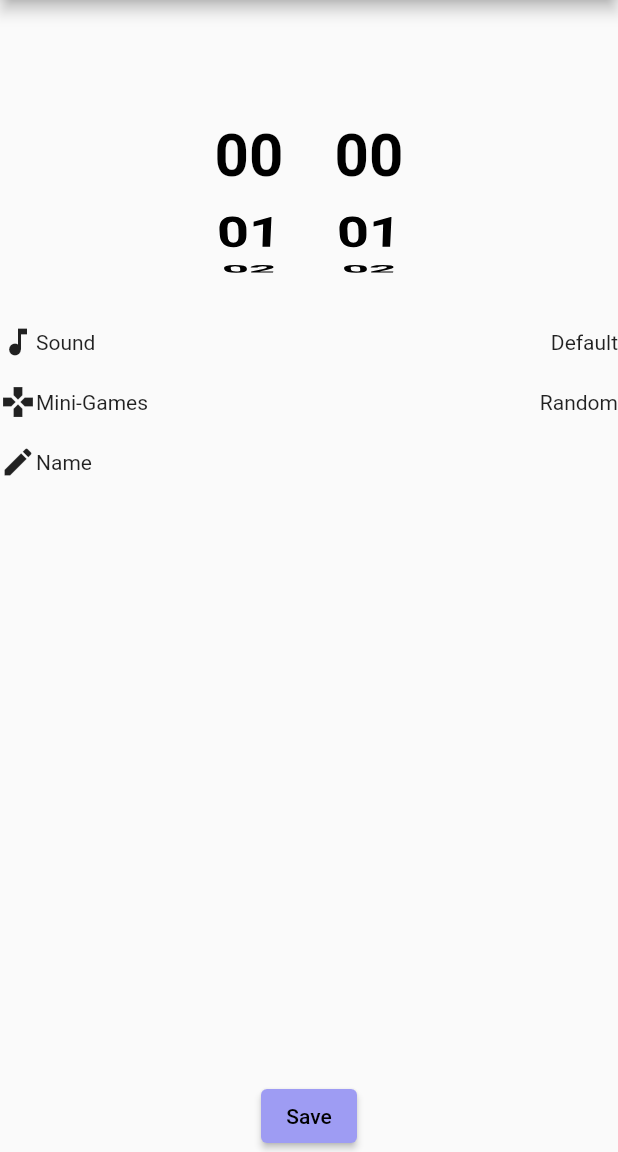
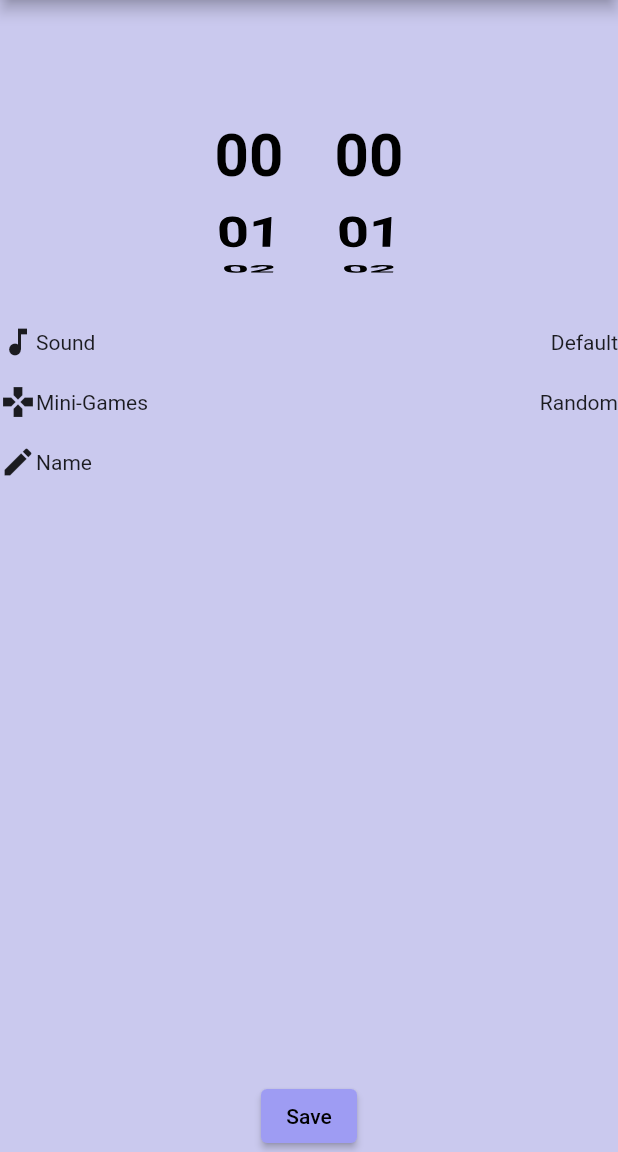
Before and after one commit to WachirananNot/AlarmPlus, a Flutter app: the AlarmPress screen opened directly with empty values, on a phone screen of 412 x 824 dp, the part 84-1236 px from its top. Run offline on Flutter 3.47's test engine with Material 2 defaults, Android fonts, the phone set to English and light mode, and no system bars; our stand-ins replace audioplayers, awesome_notifications, lite_rolling_switch.

Commit message:
change subcolor in edit alarm page

```diff
--- a/lib/onpress_alarm.dart
+++ b/lib/onpress_alarm.dart
@@ -39,6 +39,7 @@ class _AlarmPressState extends State<AlarmPress> {
   Widget build(BuildContext context) {
     return Consumer<AlarmService>(builder: (_, alarmService, __) {
       return Scaffold(
+        backgroundColor: alarmService.subColor,
         appBar: AppBar(
           title:
               const Text("Edit Alarm", style: TextStyle(color: Colors.white)),
```
